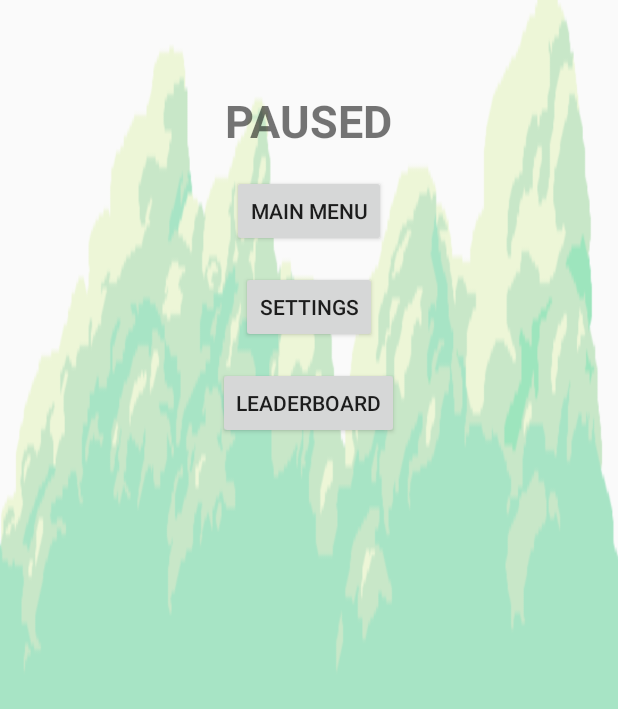
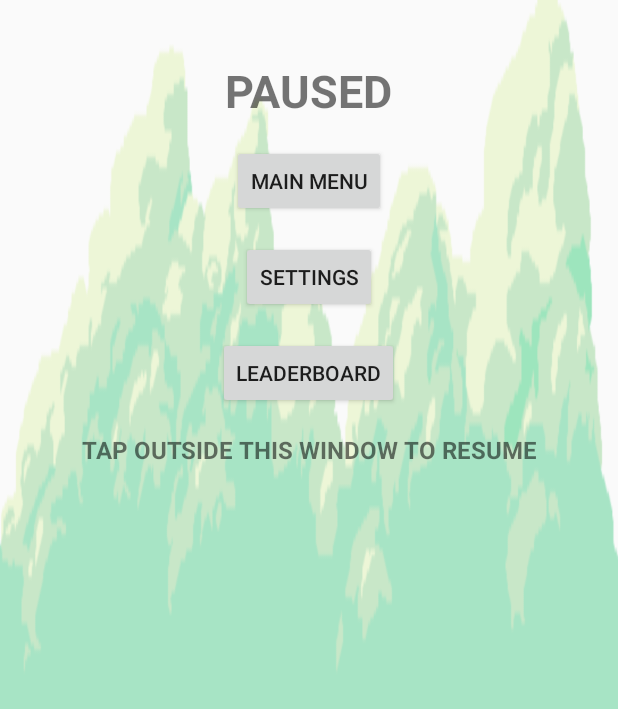
Before and after one commit to ecs160ss12019/Apples, an Android app: the layout pause_popup_window.xml on its own in the app's theme, with its tools: preview values and no code run, on a phone screen of 412 x 824 dp. Shown: the top 709 px of the screen. Run offline under Robolectric (Android 15) with nearby library versions, the light colour scheme and no system bars.

Commit message:
resized popup window, resume instrucitons
added resume instructions and resized popup window for aesthetic purposes

```diff
--- a/SuperBreakout/app/src/main/java/com/example/superbreakout/PauseMenuPopUp.java
+++ b/SuperBreakout/app/src/main/java/com/example/superbreakout/PauseMenuPopUp.java
@@ -46,6 +46,6 @@ public class PauseMenuPopUp extends Activity {
             }
         });
 
-        getWindow().setLayout((int) (width*.4), (int) (height*.8));
+        getWindow().setLayout((int) (width*.5), (int) (height*.8));
     }
 }
--- a/SuperBreakout/app/src/main/res/layout/pause_popup_window.xml
+++ b/SuperBreakout/app/src/main/res/layout/pause_popup_window.xml
@@ -8,7 +8,7 @@
         android:layout_width="wrap_content"
         android:layout_height="wrap_content"
         android:layout_centerHorizontal="true"
-        android:layout_marginTop="60dp"
+        android:layout_marginTop="40dp"
         android:gravity="center"
         android:textSize="30sp"
         android:textAllCaps="true"
@@ -48,4 +48,18 @@
         android:text="Leaderboard"
         android:textAllCaps="true" />
 
+    <TextView
+        android:id="@+id/resumeLabel"
+        android:layout_width="wrap_content"
+        android:layout_height="wrap_content"
+        android:layout_centerHorizontal="true"
+        android:layout_marginTop="16dp"
+        android:layout_below="@+id/leaderboardButton"
+        android:gravity="center"
+        android:textSize="16sp"
+        android:textAllCaps="true"
+        android:textStyle="bold"
+        android:layout_marginBottom="40dp"
+        android:text="Tap Outside this window to resume" />
+
 </RelativeLayout>
```
